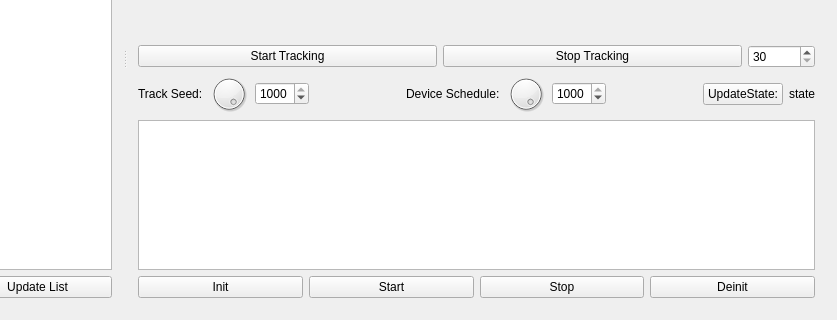
This is example/UIToolkitTest/mainwindow.ui in bisegni/chaosframework as Qt 5 draws it before an edit; both pictures show x 214 to 1051 and y 240 to 560 of the 1051 by 560 pixel window. The edited form follows.
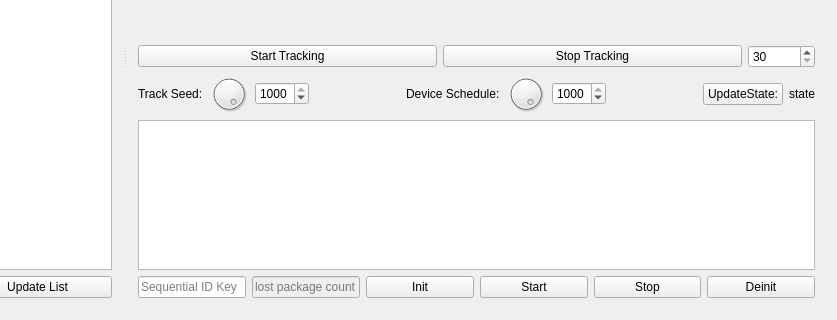
This is the edited form.

Commit message: modification for performance test on controlunit and test ui

The edit to the form file:
```diff
--- a/example/UIToolkitTest/mainwindow.ui
+++ b/example/UIToolkitTest/mainwindow.ui
@@ -330,7 +330,24 @@
          </widget>
         </item>
         <item>
-         <layout class="QHBoxLayout" name="horizontalLayout_5">
+         <layout class="QHBoxLayout" name="horizontalLayout_5" stretch="0,0,1,1,1,1">
+          <item>
+           <widget class="QLineEdit" name="lineEdit">
+            <property name="placeholderText">
+             <string>Sequential ID Key</string>
+            </property>
+           </widget>
+          </item>
+          <item>
+           <widget class="QLineEdit" name="lostPackageCountLabel">
+            <property name="enabled">
+             <bool>false</bool>
+            </property>
+            <property name="placeholderText">
+             <string>lost package count</string>
+            </property>
+           </widget>
+          </item>
           <item>
            <widget class="QPushButton" name="buttonInit">
             <property name="text">
```
The commit also changes 7 other files.
